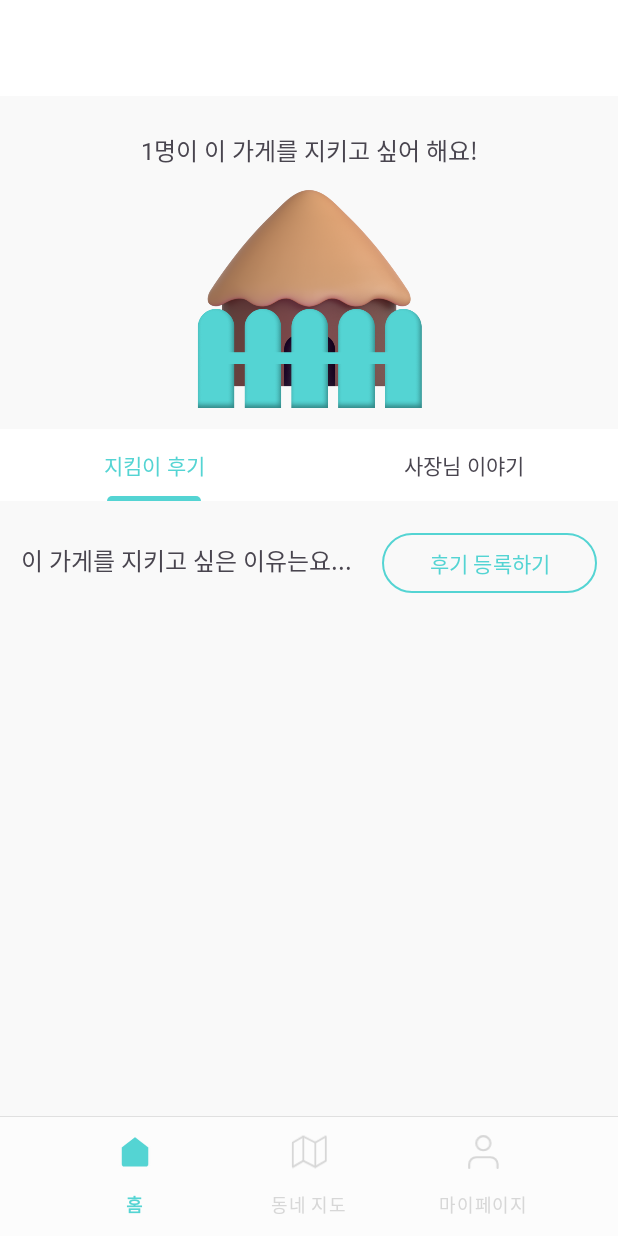
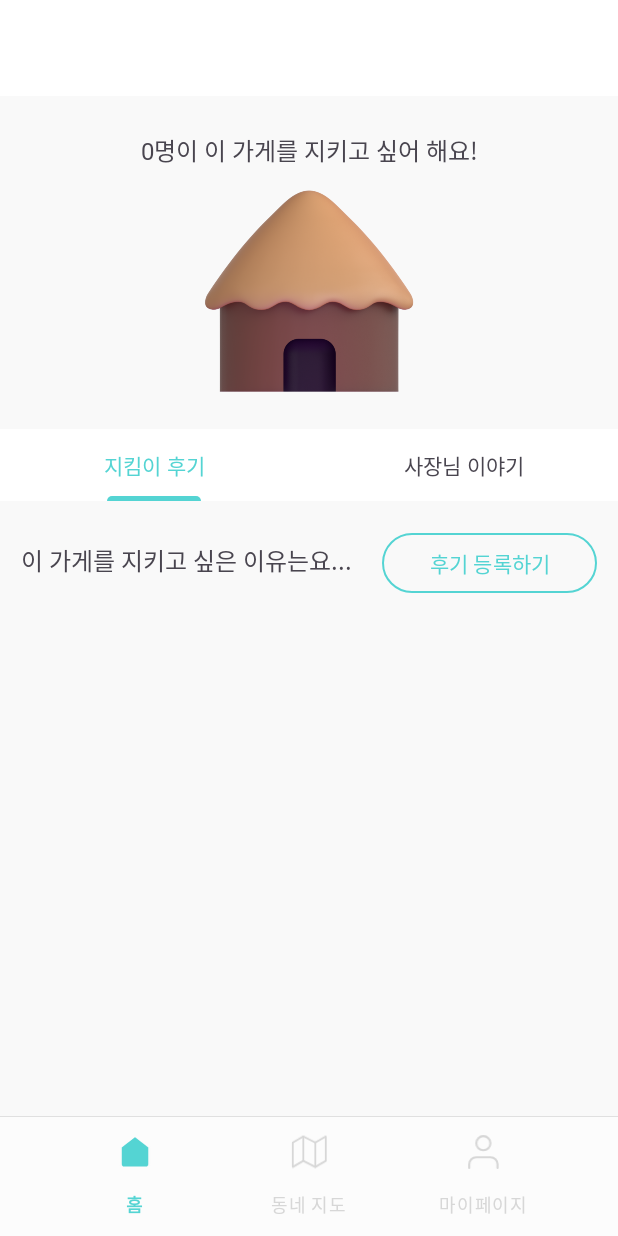
Before and after one commit to Kusitms-Hackathon-C/kusitms-hackathon-c, an Android app: the fragment StoreInfoFragment placed in its activity, on a phone screen of 412 x 824 dp. Run offline under Robolectric (Android 15) with nearby library versions, the phone set to English and light mode, and no system bars; our stand-ins replace Dagger/Hilt's generated code; libraries missing offline, so code that uses them is left out: com.naver.maps, com.navercorp.nid; 6 statements that could not run were skipped.

Commit message:
[feat] : 울타리 기능 구현

```diff
--- a/app/src/main/java/com/pcandriod/kusitms_hackathon_c/presentation/ui/main/MainActivity.kt
+++ b/app/src/main/java/com/pcandriod/kusitms_hackathon_c/presentation/ui/main/MainActivity.kt
@@ -28,6 +28,7 @@ class MainActivity : AppCompatActivity() {
 
     var storeId = 0L
     var storeName = ""
+    var storeReviewCount = 0
 
 
     companion object {
--- a/app/src/main/java/com/pcandriod/kusitms_hackathon_c/presentation/ui/main/map/MapFragment.kt
+++ b/app/src/main/java/com/pcandriod/kusitms_hackathon_c/presentation/ui/main/map/MapFragment.kt
@@ -246,6 +246,7 @@ class MapFragment : Fragment(), OnMapReadyCallback {
                             markers[m].icon = OverlayImage.fromResource(R.drawable.ic_marker_click)
                             storeId = result?.get(m)!!.id
                             mainActivity.storeName = result?.get(m)!!.name
+                            mainActivity.storeReviewCount = result?.get(m)!!.fenceNum
                             fragmentMapBinding.includeStoreInfo.run {
                                 tvStoreName.text = result?.get(m)!!.name
                                 tvStoreReview.text = "울타리 ${result?.get(m)!!.fenceNum}"
--- a/app/src/main/java/com/pcandriod/kusitms_hackathon_c/presentation/ui/main/map/StoreInfoFragment.kt
+++ b/app/src/main/java/com/pcandriod/kusitms_hackathon_c/presentation/ui/main/map/StoreInfoFragment.kt
@@ -43,6 +43,20 @@ class StoreInfoFragment : Fragment() {
         mainActivity = activity as MainActivity
 
         fragmentStoreInfoBinding.run {
+
+            textView2.text = "${mainActivity.storeReviewCount}명이 이 가게를 지키고 싶어 해요!"
+            imageView.setImageResource(R.drawable.step0)
+            if(mainActivity.storeReviewCount == 1) {
+                imageView.setImageResource(R.drawable.step1)
+            } else if(mainActivity.storeReviewCount == 2) {
+                imageView.setImageResource(R.drawable.step2)
+            } else if(mainActivity.storeReviewCount == 3) {
+                imageView.setImageResource(R.drawable.step3)
+            } else if(mainActivity.storeReviewCount == 4) {
+                imageView.setImageResource(R.drawable.step4)
+            } else if(mainActivity.storeReviewCount == 5) {
+                imageView.setImageResource(R.drawable.step5)
+            }
 
             materialToolbar.run {
                 title = "${mainActivity.storeName}"
```
